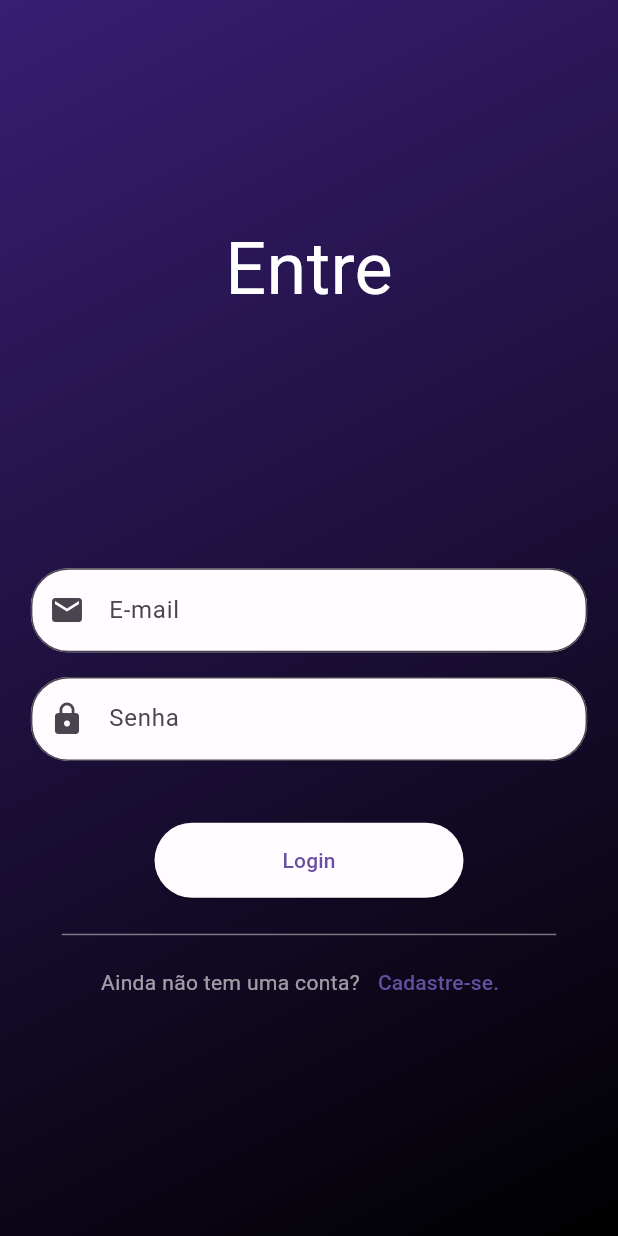
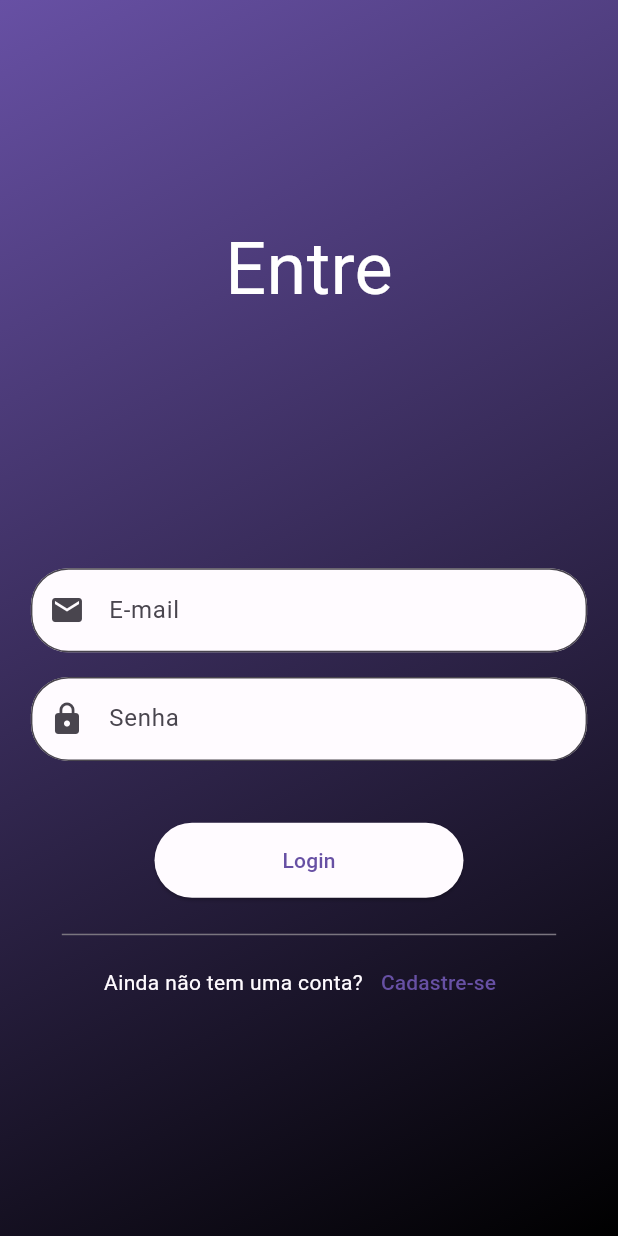
Before and after one commit to IgordeAndrade/customer_secret_service, a Flutter app: the screen it shows after launch, on a phone screen of 412 x 824 dp. Run offline on Flutter 3.47's test engine with Material 2 defaults, Android fonts, the light colour scheme and no system bars.

Commit message:
call design system properties

```diff
--- a/lib/customer_app.dart
+++ b/lib/customer_app.dart
@@ -1,4 +1,6 @@
+import 'package:customer_secret_service/global/design_system/themes/constants/strings.dart';
 import 'package:customer_secret_service/global/design_system/themes/themes.dart';
+import 'package:customer_secret_service/global/routes/routes.dart';
 import 'package:customer_secret_service/login/presentation/login_page.dart';
 import 'package:customer_secret_service/global/presentation/splash_page.dart';
 import 'package:customer_secret_service/sign_out_customer_secret.dart/presentation/presentation/register_page.dart';
@@ -12,16 +14,16 @@ class CustommerApp extends StatelessWidget {
   @override
   Widget build(BuildContext context) {
     return MaterialApp(
-        title: 'Customer App',
+        title: Strings.appName,
         debugShowCheckedModeBanner: false,
         theme: lightTheme,
         darkTheme: darkTheme,
-        initialRoute: '/splash_page',
+        initialRoute: Routes.splashPage,
         routes: {
-          '/splash_page': (_) => const SplashPage(),
-          '/login_page': (_) => const LoginPage(),
-          '/home_page': (_) => const HomePage(),
-          '/register_page': (_) => const RegisterPage(),
+          Routes.splashPage: (_) => const SplashPage(),
+          Routes.loginPage: (_) => const LoginPage(),
+          Routes.homePage: (_) => const HomePage(),
+          Routes.registerPage: (_) => const RegisterPage(),
         });
   }
 }
--- /dev/null
+++ b/lib/global/design_system/themes/constants/sizes.dart
@@ -0,0 +1,16 @@
+class Sizes {
+  //SPLASH PAGE
+  static const double splashProgressSize = 250;
+
+  //ICONS
+  static const double iconSizeXLarge = 150;
+
+  //BUTTONS
+  static const double loginButtonHeight = 50;
+  static const double buttonWidthMultiplier = 0.5;
+
+  //INPUT TEXT
+  static const double inputTextWidthMultiplier = 0.9;
+  static const double borderRadius = 25;
+
+}
--- /dev/null
+++ b/lib/global/design_system/themes/constants/strings.dart
@@ -0,0 +1,12 @@
+class Strings{
+  static const String appName = 'Customer Secret';
+  static const String login = 'Login';
+  static const String enter = 'Entre';
+  static const String email = 'E-mail';
+  static const String password = 'Senha';
+  static const String noCount = 'Ainda não tem uma conta?';
+  static const String createCount = 'Cadastre-se';
+  static const String name = 'Nome';
+  static const String confirmPassword = 'Confirme a senha';
+  static const String register = 'REGISTRAR';
+}
--- a/lib/global/presentation/splash_page.dart
+++ b/lib/global/presentation/splash_page.dart
@@ -1,4 +1,6 @@
 import 'package:flutter/material.dart';
+
+import '../design_system/themes/constants/sizes.dart';
 
 class SplashPage extends StatefulWidget {
   const SplashPage({super.key});
@@ -23,13 +25,13 @@ class _SplashPageState extends State<SplashPage> {
         alignment: Alignment.center,
         children: const [
           SizedBox(
-            height: 250,
-            width: 250,
+            height: Sizes.splashProgressSize,
+            width:  Sizes.splashProgressSize,
             child: CircularProgressIndicator(),
           ),
           Icon(
             Icons.search,
-            size: 150,
+            size: Sizes.iconSizeXLarge,
           ),
         ],
       )),
--- /dev/null
+++ b/lib/global/routes/routes.dart
@@ -0,0 +1,6 @@
+class Routes {
+  static const splashPage = '/splash_page';
+  static const loginPage = '/login_page';
+  static const homePage = '/home_page';
+  static const registerPage = '/register_page';
+}
--- a/lib/home_page/home_page.dart
+++ b/lib/home_page/home_page.dart
@@ -1,3 +1,4 @@
+import 'package:customer_secret_service/global/design_system/themes/constants/strings.dart';
 import 'package:flutter/material.dart';
 
 class HomePage extends StatelessWidget {
@@ -8,7 +9,7 @@ class HomePage extends StatelessWidget {
   Widget build(BuildContext context) {
     return Scaffold(
       appBar: AppBar(
-        title: const Text('Customer Secret'),
+        title: const Text(Strings.appName),
       ),
     );
   }
--- a/lib/login/application/login_controller.dart
+++ b/lib/login/application/login_controller.dart
@@ -1,3 +1,4 @@
+import 'package:customer_secret_service/global/routes/routes.dart';
 import 'package:flutter/material.dart';
 
 class LoginController {
@@ -9,6 +10,6 @@ class LoginController {
     inLoader.value = true;
     await Future.delayed(const Duration(seconds: 3));
     inLoader.value = false;
-    Navigator.pushReplacementNamed(context, '/home_page');
+    Navigator.pushReplacementNamed(context, Routes.homePage);
   }
 }
--- a/lib/login/presentation/login_page.dart
+++ b/lib/login/presentation/login_page.dart
@@ -1,3 +1,5 @@
+import 'package:customer_secret_service/global/design_system/themes/constants/strings.dart';
+import 'package:customer_secret_service/global/routes/routes.dart';
 import 'package:customer_secret_service/login/presentation/widgets/custom_backgroud.dart';
 import 'package:customer_secret_service/login/presentation/widgets/custom_login_button.dart';
 import 'package:customer_secret_service/login/presentation/widgets/custom_text_form_field.dart';
@@ -8,6 +10,7 @@ class LoginPage extends StatelessWidget {
 
   @override
   Widget build(BuildContext context) {
+    final theme = Theme.of(context).colorScheme;
     return Scaffold(
       body: CustomBackground(
         widget: Center(
@@ -16,7 +19,7 @@ class LoginPage extends StatelessWidget {
               child: Column(
                 children: [
                    Text(
-                    'Entre',
+                    Strings.enter,
                     style: TextStyle(
                         color: Theme.of(context).colorScheme.onPrimary,
                         fontSize: 48,
@@ -29,14 +32,14 @@ class LoginPage extends StatelessWidget {
                     child: Column(
                       children: [
                         const CustomTextFormField(
-                          hintText: 'E-mail',
+                          hintText: Strings.email,
                           prefixIcon: Icon(Icons.mail),
                         ),
                         SizedBox(
                           height: MediaQuery.of(context).size.height * 0.02,
                         ),
                         const CustomTextFormField(
-                          hintText: 'Senha',
+                          hintText: Strings.password,
                           obscureText: true,
                           prefixIcon: Icon(Icons.lock),
                         ),
@@ -52,22 +55,22 @@ class LoginPage extends StatelessWidget {
                   ),
                   SizedBox(
                     width: MediaQuery.of(context).size.width * 0.8,
-                    child: const Divider(
-                      color: Color.fromARGB(113, 255, 255, 255),
+                    child: Divider(
+                      color: theme.outline,
                     ),
                   ),
                   Row(
                     mainAxisAlignment: MainAxisAlignment.center,
                     children: [
-                      const Text(
-                        'Ainda não tem uma conta?',
-                        style: TextStyle(color: Colors.white60),
+                      Text(
+                        Strings.noCount,
+                        style: TextStyle(color: theme.background),
                       ),
                       TextButton(
                           onPressed: () {
-                            Navigator.pushNamed(context, '/register_page');
+                            Navigator.pushNamed(context, Routes.registerPage);
                           },
-                          child: const Text('Cadastre-se.'))
+                          child: const Text(Strings.createCount))
                     ],
                   )
                 ],
--- a/lib/login/presentation/widgets/custom_backgroud.dart
+++ b/lib/login/presentation/widgets/custom_backgroud.dart
@@ -1,6 +1,4 @@
 import 'package:flutter/material.dart';
-
-import '../../../global/design_system/themes/color_schemes.g.dart';
 
 class CustomBackground extends StatelessWidget {
   const CustomBackground({super.key, required this.widget});
@@ -9,14 +7,15 @@ class CustomBackground extends StatelessWidget {
 
   @override
   Widget build(BuildContext context) {
+    final theme = Theme.of(context).colorScheme;
     return Container(
       decoration: BoxDecoration(
         gradient: LinearGradient(
           begin: Alignment.topLeft,
           end: Alignment.bottomRight,
           colors: [
-            darkColorScheme.onPrimary,
-            Colors.black,
+            theme.primary,
+            theme.shadow,
           ],
         ),
       ),
--- a/lib/login/presentation/widgets/custom_login_button.dart
+++ b/lib/login/presentation/widgets/custom_login_button.dart
@@ -1,5 +1,7 @@
+import 'package:customer_secret_service/global/design_system/themes/constants/strings.dart';
 import 'package:flutter/material.dart';
 
+import '../../../global/design_system/themes/constants/sizes.dart';
 import '../../application/login_controller.dart';
 
 class CustomLoginButton extends StatelessWidget {
@@ -13,14 +15,14 @@ class CustomLoginButton extends StatelessWidget {
           return isLoading
               ? const CircularProgressIndicator()
               : SizedBox(
-                  height: 50,
-                  width: MediaQuery.of(context).size.width * 0.5,
+                  height: Sizes.loginButtonHeight,
+                  width: MediaQuery.of(context).size.width * Sizes.buttonWidthMultiplier,
                   child: ElevatedButton(
                     onPressed: () {
                       LoginController.loginController
                           .userAuthentication(context);
                     },
-                    child: const Text('Login'),
+                    child: const Text(Strings.login),
                   ),
                 );
         });
--- a/lib/login/presentation/widgets/custom_text_form_field.dart
+++ b/lib/login/presentation/widgets/custom_text_form_field.dart
@@ -1,3 +1,4 @@
+import 'package:customer_secret_service/global/design_system/themes/constants/sizes.dart';
 import 'package:flutter/material.dart';
 
 class CustomTextFormField extends StatelessWidget {
@@ -14,14 +15,14 @@ class CustomTextFormField extends StatelessWidget {
   @override
   Widget build(BuildContext context) {
     return SizedBox(
-      width: MediaQuery.of(context).size.width * 0.9,
+      width: MediaQuery.of(context).size.width * Sizes.inputTextWidthMultiplier,
       child: TextFormField(
         decoration: InputDecoration(
           prefixIcon: prefixIcon,
           hintText: hintText,
           filled: true,
           border: OutlineInputBorder(
-            borderRadius: BorderRadius.circular(25),
+            borderRadius: BorderRadius.circular(Sizes.borderRadius),
           ),
         ),
         obscureText: obscureText,
--- a/lib/sign_out_customer_secret.dart/presentation/presentation/register_page.dart
+++ b/lib/sign_out_customer_secret.dart/presentation/presentation/register_page.dart
@@ -1,3 +1,4 @@
+import 'package:customer_secret_service/global/design_system/themes/constants/strings.dart';
 import 'package:customer_secret_service/login/presentation/widgets/custom_backgroud.dart';
 import 'package:customer_secret_service/login/presentation/widgets/custom_text_form_field.dart';
 import 'package:flutter/material.dart';
@@ -7,6 +8,7 @@ class RegisterPage extends StatelessWidget {
 
   @override
   Widget build(BuildContext context) {
+    final theme = Theme.of(context).colorScheme;
     return Scaffold(
       body: CustomBackground(
         widget: Center(
@@ -14,10 +16,10 @@ class RegisterPage extends StatelessWidget {
             child: SafeArea(
               child: Column(
                 children: [
-                  const Text(
-                    'Cadastre-se',
+                   Text(
+                    Strings.createCount,
                     style: TextStyle(
-                        color: Colors.white,
+                        color: theme.onPrimary,
                         fontSize: 48,
                         fontWeight: FontWeight.w400),
                   ),
@@ -27,23 +29,23 @@ class RegisterPage extends StatelessWidget {
                   Form(
                     child: Column(
                       children: [
-                        const CustomTextFormField(hintText: 'Nome:'),
+                        const CustomTextFormField(hintText: Strings.name),
                         SizedBox(
                           height: MediaQuery.of(context).size.height * 0.015,
                         ),
-                        const CustomTextFormField(hintText: 'E-mail:'),
+                        const CustomTextFormField(hintText: Strings.email),
                         SizedBox(
                           height: MediaQuery.of(context).size.height * 0.015,
                         ),
                         const CustomTextFormField(
-                          hintText: 'senha:',
+                          hintText: Strings.password,
                           obscureText: true,
                         ),
                         SizedBox(
                           height: MediaQuery.of(context).size.height * 0.015,
                         ),
                         const CustomTextFormField(
-                          hintText: 'confirme a senha:',
+                          hintText: Strings.confirmPassword,
                           obscureText: true,
                         ),
                       ],
@@ -59,7 +61,7 @@ class RegisterPage extends StatelessWidget {
                       onPressed: () {
                         Navigator.pop(context);
                       },
-                      child: const Text('REGISTRAR'),
+                      child: const Text(Strings.register),
                     ),
                   )
                 ],
```
